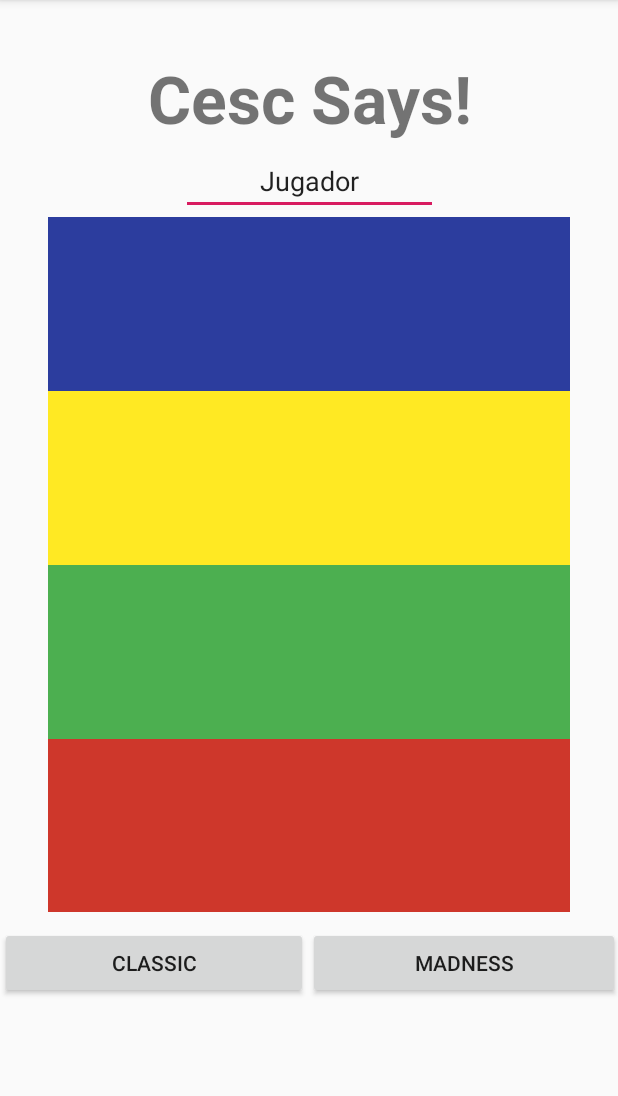
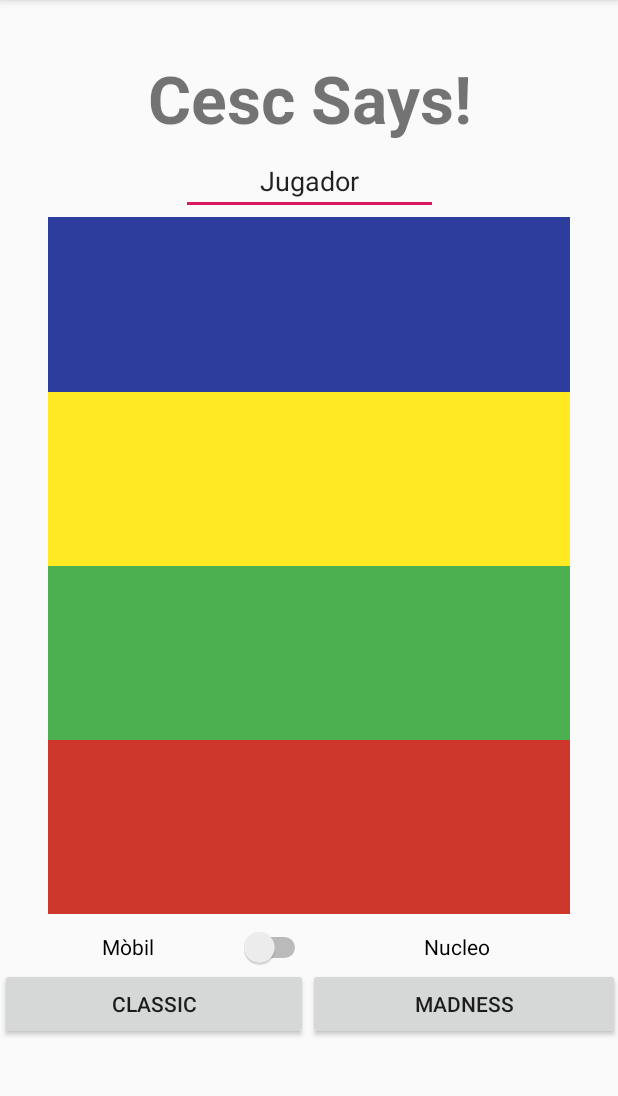
Before and after one commit to CescFT/Practica2_AME, an Android app: the screen it shows after launch (MainActivity), on a phone screen of 412 x 824 dp, the part 84-1180 px from its top. Run offline under Robolectric (Android 15) with nearby library versions, the phone set to English and light mode, and no system bars.

Commit message:
master: communication with bluetooth successful.

```diff
--- a/app/src/main/java/com/example/ame_simonsays/MainActivity.java
+++ b/app/src/main/java/com/example/ame_simonsays/MainActivity.java
@@ -25,6 +25,7 @@ import android.widget.LinearLayout;
 import android.widget.ListView;
 import android.widget.RadioButton;
 import android.widget.RadioGroup;
+import android.widget.Switch;
 import android.widget.TextView;
 import android.widget.Toast;
 
@@ -62,11 +63,15 @@ public class MainActivity extends AppCompatActivity {
     private int punts = 0;
     private int modeJoc; // Classic -> 0; Madness -> 1
 
+    //SWITCH
+    private Switch dispositiuE;
+
     // BUTTONS
     private Button botoBlau; // Botons de llum
     private Button botoVermell;
     private Button botoVerd;
     private Button botoGroc;
+    private Button botoClassic;
 
     private Button nivell1; // Botons de madness
     private Button nivell2;
@@ -76,6 +81,7 @@ public class MainActivity extends AppCompatActivity {
     // LAYOUTS
     private LinearLayout botonera; // Botonera amb els botons d'inici de joc
     private LinearLayout radioGrup; // Botonera nivell madness
+    private LinearLayout labelBluetooth;
 
     // LISTS
     private List<Integer> sequencia = new ArrayList<Integer>();
@@ -91,9 +97,19 @@ public class MainActivity extends AppCompatActivity {
     // INPUT TEXT
     private EditText textNomJugador;
 
+    private Switch jugarPC;
+
     // DATA STREAMS
     private OutputStream outputStream;
     private InputStream inStream;
+
+    //STRINGS
+    private String dadesRebudes="";
+
+    //BOOLEANS
+    private boolean dispositiuExtern=false;
+    private boolean escoltar = false;
+
 
     @Override
     protected void onCreate(Bundle savedInstanceState) {
@@ -116,6 +132,11 @@ public class MainActivity extends AppCompatActivity {
         botoBlau = (Button) findViewById(R.id.botoBlau);
         botoBlau.setEnabled(false);
         botoBlau.setTag(3);
+        botoClassic = (Button) findViewById(R.id.bclassic);
+
+        jugarPC = (Switch) findViewById(R.id.bluetoothSwitch);
+
+        botonera = (LinearLayout) findViewById(R.id.botonera);
 
         // DECLARACIO MADNESS
         madness = (Button) findViewById(R.id.bmadness);
@@ -140,7 +161,7 @@ public class MainActivity extends AppCompatActivity {
         textResultat = (TextView) findViewById(R.id.textResultat);
         textFase = (TextView) findViewById(R.id.fase);
         labelFase = (TextView) findViewById(R.id.labelFase);
-
+        labelBluetooth = (LinearLayout) findViewById(R.id.layoutBluetooth);
         sharedPrefs = getPreferences(MODE_PRIVATE);
         sharedPrefsEditor = sharedPrefs.edit();
 
@@ -180,6 +201,7 @@ public class MainActivity extends AppCompatActivity {
     // INICIALITZACIONS DELS COMPONENTS
     public void inicialitzacions() {
         amagarComponents();
+        dispositiuExtern = jugarPC.isChecked();
         textResultat.setText("");
         punts = 0;
         textResultat.setText("");
@@ -242,6 +264,10 @@ public class MainActivity extends AppCompatActivity {
             temps += 500;
 
         }
+        try{
+            write("5");
+        }catch(Exception e){}
+        escoltar = true;
         temps = 0;
     }
 
@@ -265,6 +291,10 @@ public class MainActivity extends AppCompatActivity {
         botoGroc.setEnabled(false);
         botoBlau.setEnabled(false);
         mostrarComponents();
+
+        try{
+            write("8");
+        }catch(Exception e) {}
 
         if (modeJoc == 0) {
             Intent intent = new Intent(MainActivity.this, RankingActivity.class);
@@ -305,21 +335,43 @@ public class MainActivity extends AppCompatActivity {
             punts += nivell * 10;
             textResultat.setText(String.valueOf(punts));
             index++;
+            boolean finalNivell = false;
             if (modeJoc == 0 && index == nivell) {
+                finalNivell = true;
                 handler.postDelayed(new Runnable() {
                     @Override
                     public void run() {
                         seguentNivell();
                     }
                 }, 2000);
+                try{
+                    write("7");
+                }catch(Exception e){
+
+                }
             } else if (modeJoc == 1 && ((int) (index / dificultat)) == nivell) {
+                finalNivell = true;
                 handler.postDelayed(new Runnable() {
                     @Override
                     public void run() {
                         seguentNivell();
                     }
                 }, 2000);
+
+                try{
+                    write("7");
+                }catch(Exception e){}
+
             }
+            if(dispositiuExtern && !finalNivell){
+                try{
+                    write("0");
+                }catch(Exception e){
+
+                }
+            }
+
+            escoltar = true;
         }
     }
 
@@ -327,6 +379,7 @@ public class MainActivity extends AppCompatActivity {
     public void seguentNivell() {
         nivell++;
         iniciarNivell();
+
 
     }
 
@@ -344,22 +397,22 @@ public class MainActivity extends AppCompatActivity {
                 case 0: // vermell
                     botoVermell.setBackgroundColor(
                             getResources().getColor((canvi) ? R.color.colorVermellClar : R.color.colorVermellFosc));
-                write("1");
+                    if(dispositiuExtern) write("1");
                     break;
                 case 1: // verd
                     botoVerd.setBackgroundColor(
                             getResources().getColor((canvi) ? R.color.colorVerdClar : R.color.colorVerdFosc));
-                write("2");
+                    if(dispositiuExtern) write("2");
                     break;
                 case 2: // groc
                     botoGroc.setBackgroundColor(
                             getResources().getColor((canvi) ? R.color.colorGrocClar : R.color.colorGrocFosc));
-                write("3");
+                    if(dispositiuExtern) write("3");
                     break;
                 case 3: // blau
                     botoBlau.setBackgroundColor(
                             getResources().getColor((canvi) ? R.color.colorBlauClar : R.color.colorBlauFosc));
-                write("4");
+                    if(dispositiuExtern) write("4");
                     break;
             }
         } catch (Exception e) {
@@ -383,12 +436,14 @@ public class MainActivity extends AppCompatActivity {
         labelFase.setVisibility(View.INVISIBLE);
         radioGrup.setVisibility(View.VISIBLE);
         radioGrup.setVisibility(View.INVISIBLE);
+        labelBluetooth.setVisibility(View.VISIBLE);
     }
 
     public void amagarComponents() {
         botonera.setVisibility(View.GONE);
         radioGrup.setVisibility(View.GONE);
         textNomJugador.setVisibility(View.INVISIBLE);
+        labelBluetooth.setVisibility(View.INVISIBLE);
     }
 
     // BLUETOOTH
@@ -419,4 +474,48 @@ public class MainActivity extends AppCompatActivity {
         outputStream.write(s.getBytes());
     }
 
+    /*
+    public void comunicar() {
+        final int BUFFER_SIZE = 1024;
+        byte[] buffer = new byte[BUFFER_SIZE];
+        int bytes = 0;
+        int b = BUFFER_SIZE;
+        while (escoltar) {
+            try {
+                bytes = inStream.read(buffer, bytes, BUFFER_SIZE - bytes);
+                if(bytes > 0){
+                    switch(new String(buffer)){
+                        case "r":
+                            comprovaBoto(0);
+                            escoltar = false;
+                            break;
+                        case "g":
+                            comprovaBoto(1);
+                            escoltar = false;
+                            break;
+                        case "b":
+                            comprovaBoto(3);
+                            escoltar = false;
+                            break;
+                        case "y":
+                            comprovaBoto(2);
+                            escoltar = false;
+                            break;
+                        default:
+                            try{
+                                write("9");
+                            }catch(Exception e){
+
                             }
+                            escoltar = false;
+                            break;
+                    }
+                }
+            } catch (IOException e) {
+                e.printStackTrace();
+            }
+        }
+
+    }*/
+
+}
--- a/app/src/main/res/layout/activity_main.xml
+++ b/app/src/main/res/layout/activity_main.xml
@@ -41,11 +41,11 @@
         android:layout_marginStart="32dp"
         android:layout_marginTop="16dp"
         android:layout_marginEnd="32dp"
-        android:layout_marginBottom="10dp"
+        android:layout_marginBottom="8dp"
         android:gravity="center_horizontal"
         android:orientation="vertical"
         android:visibility="visible"
-        app:layout_constraintBottom_toTopOf="@+id/botonera"
+        app:layout_constraintBottom_toTopOf="@+id/layoutBluetooth"
         app:layout_constraintEnd_toEndOf="parent"
         app:layout_constraintStart_toStartOf="parent"
         app:layout_constraintTop_toBottomOf="@+id/textResultat">
@@ -142,7 +142,7 @@
         android:layout_height="44dp"
         android:layout_marginStart="16dp"
         android:layout_marginEnd="16dp"
-        android:layout_marginBottom="55dp"
+        android:layout_marginBottom="28dp"
         android:orientation="horizontal"
         app:layout_constraintBottom_toBottomOf="parent"
         app:layout_constraintEnd_toEndOf="parent"
@@ -192,5 +192,36 @@
         app:layout_constraintStart_toStartOf="parent"
         app:layout_constraintTop_toBottomOf="@+id/fase" />
 
+    <LinearLayout
+        android:id="@+id/layoutBluetooth"
+        android:layout_width="423dp"
+        android:layout_height="28dp"
+        android:layout_marginStart="16dp"
+        android:layout_marginEnd="16dp"
+        android:orientation="horizontal"
+        app:layout_constraintBottom_toTopOf="@+id/botonera"
+        app:layout_constraintEnd_toEndOf="parent"
+        app:layout_constraintStart_toStartOf="parent">
+
+        <Switch
+            android:id="@+id/bluetoothSwitch"
+            android:layout_width="match_parent"
+            android:layout_height="match_parent"
+            android:layout_marginStart="16dp"
+            android:layout_weight="1"
+            android:gravity="center_horizontal|center_vertical"
+            android:text="Mòbil" />
+
+        <TextView
+            android:id="@+id/labelNucleo"
+            android:layout_width="match_parent"
+            android:layout_height="match_parent"
+            android:layout_marginEnd="16dp"
+            android:layout_weight="1"
+            android:gravity="center_horizontal|center_vertical"
+            android:text="Nucleo"
+            android:textColor="#000000" />
+    </LinearLayout>
+
 
 </androidx.constraintlayout.widget.ConstraintLayout>
--- a/app/src/main/res/mipmap-anydpi-v26/ic_launcher.xml
+++ b/app/src/main/res/mipmap-anydpi-v26/ic_launcher.xml
@@ -1,5 +1,5 @@
 <?xml version="1.0" encoding="utf-8"?>
 <adaptive-icon xmlns:android="http://schemas.android.com/apk/res/android">
-    <background android:drawable="@drawable/ic_launcher_background" />
+    <background android:drawable="@drawable/icon_app" />
     <foreground android:drawable="@drawable/ic_launcher_foreground" />
 </adaptive-icon>
```
Also changed, not shown: app/src/main/res/drawable/icon_app.png (added). Lines whose indentation alone changed are shown as unchanged.
